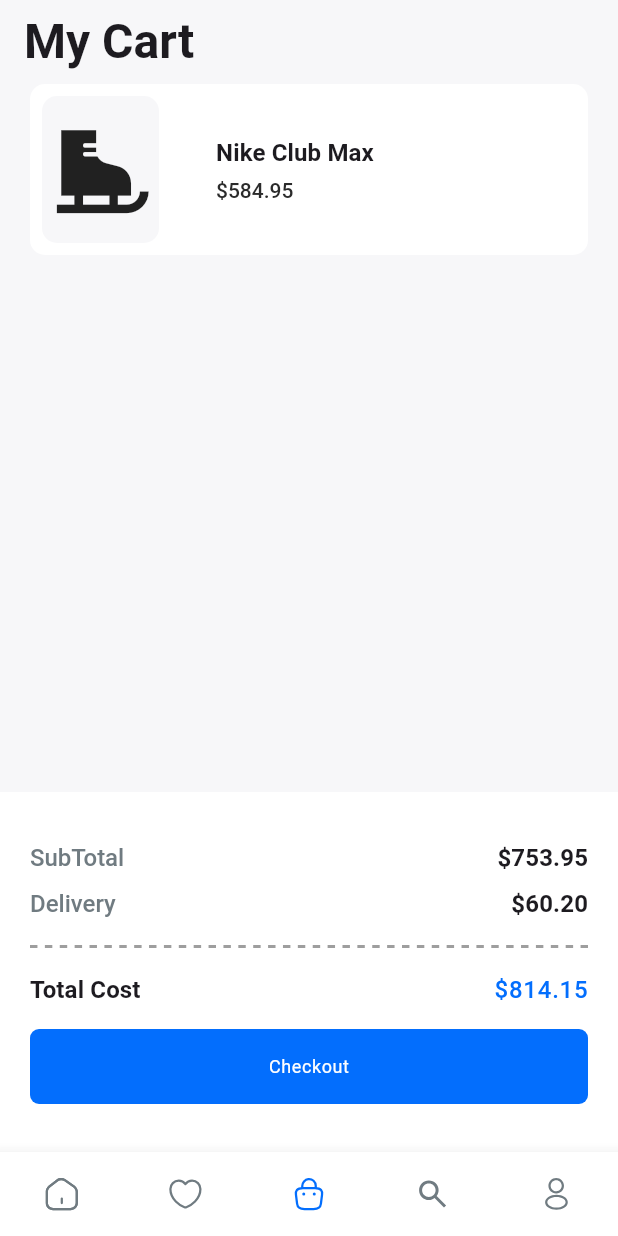
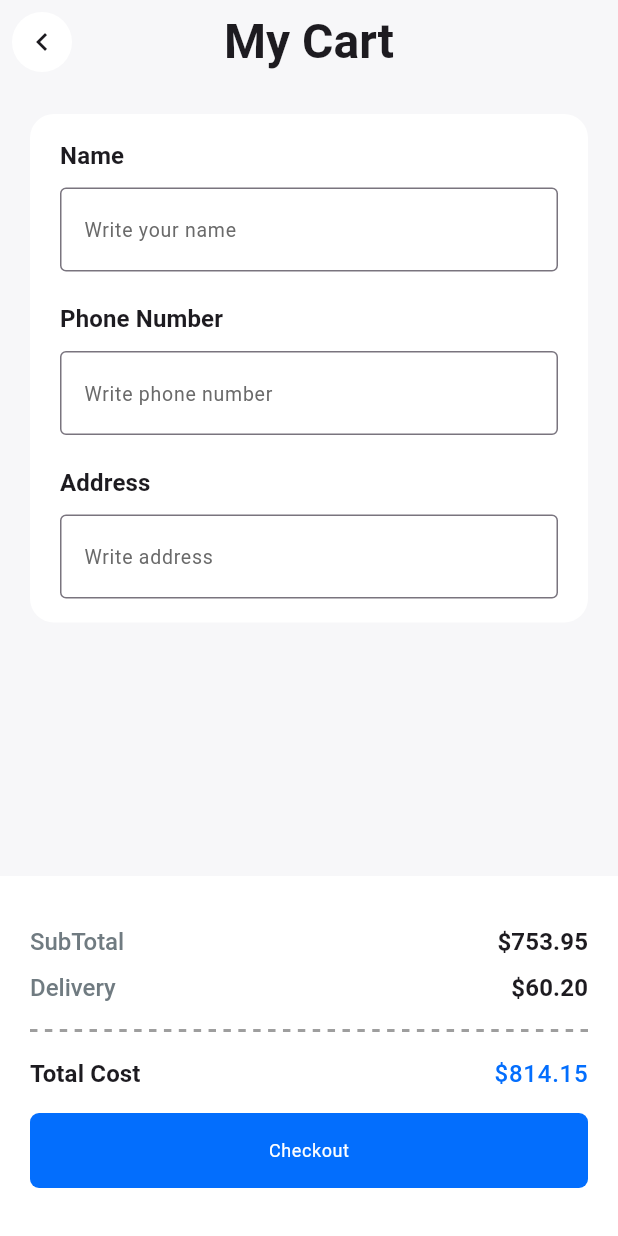
Before and after one commit to Yagshymyradov/aromkos, a Flutter app: the screen it shows after launch, item 3 of the bottom bar chosen, after a tap on "Checkout", on a phone screen of 412 x 824 dp. Run offline on Flutter 3.47's test engine with Material 3 defaults, Android fonts, the phone set to English and light mode, and no system bars; drawn by our look-alikes of flutter_slidable; our stand-ins replace flutter_svg.

Commit message:
checkout screen

```diff
--- a/lib/components/checkout.dart
+++ b/lib/components/checkout_button.dart
@@ -1,10 +1,12 @@
 import 'package:flutter/material.dart';
 
+import '../screens/cart/checkout/checkout_screen.dart';
 import '../utils/extensions.dart';
+import '../utils/navigation.dart';
 import '../utils/theme.dart';
 
-class Checkout extends StatelessWidget {
-  const Checkout({super.key});
+class CheckoutButton extends StatelessWidget {
+  const CheckoutButton({super.key});
 
   @override
   Widget build(BuildContext context) {
@@ -58,7 +60,7 @@ class Checkout extends StatelessWidget {
             ),
             const SizedBox(height: 15),
             ElevatedButton(
-              onPressed: () {},
+              onPressed: () => navigateToScreen(context, const CheckoutScreen()),
               style: const ButtonStyle(
                 minimumSize: WidgetStatePropertyAll(Size(double.infinity, 50)),
               ),
--- /dev/null
+++ b/lib/components/field_text.dart
@@ -0,0 +1,35 @@
+import 'package:flutter/material.dart';
+import 'package:flutter/services.dart';
+
+class FieldText extends StatelessWidget {
+  final String? hintText;
+  final TextEditingController? controller;
+  final void Function(String)? onChanged;
+  final String? Function(String?)? validator;
+  final TextInputType? keyboardType;
+  final List<TextInputFormatter>? inputFormatters;
+
+  const FieldText({
+    super.key,
+    this.controller,
+    this.validator,
+    this.hintText,
+    this.keyboardType,
+    this.inputFormatters,
+    this.onChanged,
+  });
+
+  @override
+  Widget build(BuildContext context) {
+    return TextFormField(
+      onChanged: onChanged,
+      keyboardType: keyboardType,
+      validator: validator,
+      controller: controller,
+      inputFormatters: inputFormatters,
+      decoration: InputDecoration(
+        hintText: hintText,
+      ),
+    );
+  }
+}
--- a/lib/screens/cart/cart.dart
+++ b/lib/screens/cart/cart.dart
@@ -1,6 +1,6 @@
 import 'package:flutter/material.dart';
 
-import '../../components/checkout.dart';
+import '../../components/checkout_button.dart';
 import 'widgets/slidable_list_tile.dart';
 
 class Cart extends StatelessWidget {
@@ -26,7 +26,7 @@ class Cart extends StatelessWidget {
             child: Column(
               children: [
                 Spacer(),
-                Checkout(),
+                CheckoutButton(),
               ],
             ),
           ),
--- /dev/null
+++ b/lib/screens/cart/checkout/checkout_screen.dart
@@ -0,0 +1,65 @@
+import 'package:flutter/material.dart';
+
+import '../../../components/checkout_button.dart';
+import '../../../components/field_text.dart';
+import '../../../utils/theme.dart';
+
+class CheckoutScreen extends StatelessWidget {
+  const CheckoutScreen({super.key});
+
+  @override
+  Widget build(BuildContext context) {
+    final textTheme = Theme.of(context).textTheme;
+    return Scaffold(
+      resizeToAvoidBottomInset: false,
+      appBar: AppBar(
+        leading: IconButton(
+          onPressed: () => Navigator.pop(context),
+          icon: const Icon(Icons.chevron_left),
+        ),
+        title: const Text('My Cart'),
+        centerTitle: true,
+      ),
+      body: Column(
+        children: [
+          Padding(
+            padding: const EdgeInsets.all(20),
+            child: DecoratedBox(
+              decoration: BoxDecoration(
+                borderRadius: BorderRadius.circular(16),
+                color: AppColors.white,
+              ),
+              child: Padding(
+                padding: const EdgeInsets.symmetric(horizontal: 20, vertical: 16),
+                child: Column(
+                  crossAxisAlignment: CrossAxisAlignment.start,
+                  children: [
+                    Text('Name', style: textTheme.titleSmall),
+                    const SizedBox(height: 10),
+                    const FieldText(
+                      hintText: 'Write your name',
+                    ),
+                    const SizedBox(height: 20),
+                    Text('Phone Number', style: textTheme.titleSmall),
+                    const SizedBox(height: 10),
+                    const FieldText(
+                      hintText: 'Write phone number',
+                    ),
+                    const SizedBox(height: 20),
+                    Text('Address', style: textTheme.titleSmall),
+                    const SizedBox(height: 10),
+                    const FieldText(
+                      hintText: 'Write address',
+                    ),
+                  ],
+                ),
+              ),
+            ),
+          ),
+          const Spacer(),
+          const CheckoutButton(),
+        ],
+      ),
+    );
+  }
+}
--- a/lib/utils/theme.dart
+++ b/lib/utils/theme.dart
@@ -31,6 +31,16 @@ class AppTheme {
     textButtonTheme: const TextButtonThemeData(
       style: ButtonStyle(
         minimumSize: WidgetStatePropertyAll(Size(50, 25)),
+      ),
+    ),
+    inputDecorationTheme: const InputDecorationTheme(
+      border: OutlineInputBorder(
+        borderSide: BorderSide(color: AppColors.darkGrey),
+      ),
+      hintStyle: TextStyle(
+        fontSize: 13,
+        fontWeight: FontWeight.w400,
+        color: AppColors.darkerGrey,
       ),
     ),
     textTheme: const TextTheme(
```
